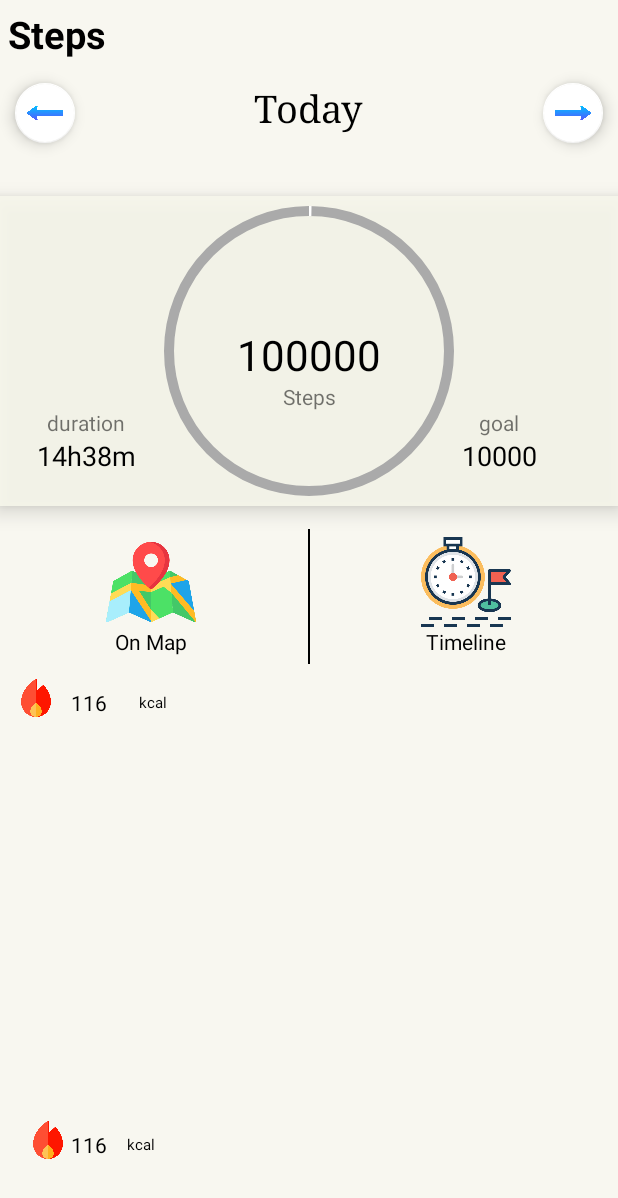
After one commit to Saket105/BeFit, an Android app: the fragment RunningDetails shown on its own in the app's theme, on a phone screen of 412 x 824 dp. The commit adds this screen. Shown: the top 1198 px of the screen. Run offline under Robolectric (Android 15) with nearby library versions, the phone set to English and light mode, and no system bars; Roboto replaces fonts that are not available here.

Commit message:
13th commit

```diff
--- a/app/build.gradle
+++ b/app/build.gradle
@@ -35,6 +35,7 @@ dependencies {
     implementation 'com.google.firebase:firebase-auth:16.0.5'
     implementation 'com.google.firebase:firebase-database:16.0.4'
     implementation project(path: ':mylibrary')
+    implementation 'androidx.legacy:legacy-support-v4:1.0.0'
     testImplementation 'junit:junit:4.12'
     androidTestImplementation 'androidx.test.ext:junit:1.1.2'
     androidTestImplementation 'androidx.test.espresso:espresso-core:3.3.0'
--- a/app/src/main/java/com/example/befit/MainActivity.java
+++ b/app/src/main/java/com/example/befit/MainActivity.java
@@ -5,7 +5,7 @@ import android.view.WindowManager;
 
 import com.example.befit.ui.DashboardFragment;
 import com.example.befit.ui.HomeFragment;
-import com.example.befit.ui.NotificationsFragment;
+import com.example.befit.ui.ProfileFragment;
 import com.ismaeldivita.chipnavigation.ChipNavigationBar;
 
 import androidx.appcompat.app.AppCompatActivity;
@@ -18,7 +18,7 @@ public class MainActivity extends AppCompatActivity {
     @Override
     protected void onCreate(Bundle savedInstanceState) {
         super.onCreate(savedInstanceState);
-        getWindow().setFlags(WindowManager.LayoutParams.FLAG_FULLSCREEN,WindowManager.LayoutParams.FLAG_FULLSCREEN);
+        //getWindow().setFlags(WindowManager.LayoutParams.FLAG_FULLSCREEN,WindowManager.LayoutParams.FLAG_FULLSCREEN);
         setContentView(R.layout.activity_main);
 
         chipNavigationBar = findViewById(R.id.nav_view);
@@ -43,7 +43,7 @@ public class MainActivity extends AppCompatActivity {
                         break;
 
                     case R.id.navigation_notifications:
-                        fragment = new NotificationsFragment();
+                        fragment = new ProfileFragment();
                         break;
                 }
                 getSupportFragmentManager().beginTransaction().replace(R.id.fragment_container,fragment).commit();
--- a/app/src/main/java/com/example/befit/ui/NotificationsFragment.java
+++ b/app/src/main/java/com/example/befit/ui/ProfileFragment.java
@@ -20,7 +20,7 @@ import com.example.befit.R;
 import com.google.firebase.auth.FirebaseAuth;
 import com.google.firebase.auth.FirebaseUser;
 
-public class NotificationsFragment extends Fragment {
+public class ProfileFragment extends Fragment {
 
     Button logout;
     FirebaseAuth mAuth;
--- /dev/null
+++ b/app/src/main/java/com/example/befit/ui/RunningDetails.java
@@ -0,0 +1,21 @@
+package com.example.befit.ui;
+
+import android.os.Bundle;
+
+import androidx.fragment.app.Fragment;
+
+import android.view.LayoutInflater;
+import android.view.View;
+import android.view.ViewGroup;
+
+import com.example.befit.R;
+
+public class RunningDetails extends Fragment {
+
+    @Override
+    public View onCreateView(LayoutInflater inflater, ViewGroup container,
+                             Bundle savedInstanceState) {
+        // Inflate the layout for this fragment
+        return inflater.inflate(R.layout.fragment_running_details, container, false);
+    }
+}
--- a/app/src/main/res/layout/fragment_home.xml
+++ b/app/src/main/res/layout/fragment_home.xml
@@ -4,7 +4,7 @@
     xmlns:tools="http://schemas.android.com/tools"
     android:layout_width="match_parent"
     android:layout_height="match_parent"
-    android:background="#F8F7EC"
+    android:background="#A6F8F7EC"
     tools:context=".ui.HomeFragment">
 
     <TextView
--- a/app/src/main/res/layout/fragment_notifications.xml
+++ b/app/src/main/res/layout/fragment_notifications.xml
@@ -5,7 +5,7 @@
     android:layout_width="match_parent"
     android:layout_height="match_parent"
     android:background="#FFCBDD"
-    tools:context=".ui.NotificationsFragment">
+    tools:context=".ui.ProfileFragment">
 
     <Button
         android:id="@+id/logout"
--- /dev/null
+++ b/app/src/main/res/layout/fragment_running_details.xml
@@ -0,0 +1,304 @@
+<?xml version="1.0" encoding="utf-8"?>
+<RelativeLayout xmlns:android="http://schemas.android.com/apk/res/android"
+    xmlns:tools="http://schemas.android.com/tools"
+    android:layout_width="match_parent"
+    android:layout_height="match_parent"
+    android:background="#B2F8F7EC"
+    xmlns:app="http://schemas.android.com/apk/res-auto"
+    tools:context=".ui.RunningDetails">
+
+    <TextView
+        android:id="@+id/running_tv"
+        android:layout_width="match_parent"
+        android:layout_height="wrap_content"
+        android:textSize="25sp"
+        android:textColor="#000"
+        android:padding="5dp"
+        android:textStyle="bold"
+        android:text="Steps"/>
+
+    <RelativeLayout
+        android:id="@+id/relative_today"
+        android:layout_width="match_parent"
+        android:layout_height="wrap_content"
+        android:layout_below="@+id/running_tv">
+        <com.google.android.material.floatingactionbutton.FloatingActionButton
+            android:layout_width="60dp"
+            android:layout_height="60dp"
+            app:backgroundTint="#fff"
+            android:layout_margin="10dp"
+            android:layout_alignParentRight="true"
+            app:fabSize="mini"
+            android:src="@drawable/rightarrow"/>
+
+        <com.google.android.material.floatingactionbutton.FloatingActionButton
+            android:layout_width="60dp"
+            android:layout_height="60dp"
+            app:backgroundTint="#fff"
+            android:layout_margin="10dp"
+            app:fabSize="mini"
+            android:layout_alignParentLeft="true"
+            android:src="@drawable/left_arrow"/>
+
+        <TextView
+            android:layout_width="wrap_content"
+            android:layout_height="wrap_content"
+            android:text="Today"
+            android:textSize="25sp"
+            android:fontFamily="serif"
+            android:textColor="#000"
+            android:layout_marginTop="10dp"
+            android:layout_centerHorizontal="true"
+            android:gravity="center"/>
+    </RelativeLayout>
+
+    <androidx.constraintlayout.widget.ConstraintLayout
+        android:id="@+id/running_constraint"
+        android:layout_width="match_parent"
+        android:layout_height="wrap_content"
+        android:layout_marginTop="25dp"
+        android:elevation="8dp"
+        android:background="#E2F8F7EC"
+        android:layout_below="@+id/relative_today">
+
+        <com.example.mylibrary.SpeedoMeterLayout
+            android:id="@+id/speedoMeterLayout"
+            android:layout_width="match_parent"
+            android:layout_height="200dp"
+            android:layout_margin="3dp"
+            android:elevation="8dp"
+            android:padding="3dp"
+            android:rotation="-90"
+            app:layout_constraintBottom_toBottomOf="parent"
+            app:layout_constraintEnd_toEndOf="parent"
+            app:layout_constraintStart_toStartOf="parent"
+            app:layout_constraintTop_toTopOf="parent"
+            app:layout_constraintVertical_bias="0.0" />
+
+        <TextView
+            android:id="@+id/textView6"
+            android:layout_width="112dp"
+            android:layout_height="37dp"
+            android:gravity="center"
+            android:text="100000"
+            android:textColor="#000"
+            android:textSize="28sp"
+            android:textStyle="normal"
+            app:layout_constraintBottom_toBottomOf="parent"
+            app:layout_constraintEnd_toEndOf="parent"
+            app:layout_constraintStart_toStartOf="parent"
+            app:layout_constraintTop_toTopOf="@+id/speedoMeterLayout" />
+
+        <TextView
+            android:id="@+id/textView7"
+            android:layout_width="wrap_content"
+            android:layout_height="wrap_content"
+            android:layout_marginStart="28dp"
+            android:text="duration"
+            app:layout_constraintBottom_toBottomOf="@+id/speedoMeterLayout"
+            app:layout_constraintStart_toStartOf="@+id/speedoMeterLayout"
+            app:layout_constraintTop_toBottomOf="@+id/textView6"
+            app:layout_constraintVertical_bias="0.295" />
+
+        <TextView
+            android:id="@+id/textView8"
+            android:layout_width="wrap_content"
+            android:layout_height="wrap_content"
+            android:text="14h38m"
+            android:textSize="18sp"
+            android:textColor="#000"
+            app:layout_constraintEnd_toEndOf="@+id/textView7"
+            app:layout_constraintStart_toStartOf="@+id/textView7"
+            app:layout_constraintTop_toBottomOf="@+id/textView7" />
+
+        <TextView
+            android:id="@+id/textView9"
+            android:layout_width="wrap_content"
+            android:layout_height="wrap_content"
+            android:layout_marginStart="236dp"
+            android:text="goal"
+            app:layout_constraintBottom_toBottomOf="@+id/textView7"
+            app:layout_constraintStart_toEndOf="@+id/textView7"
+            app:layout_constraintTop_toTopOf="@+id/textView7"
+            app:layout_constraintVertical_bias="1.0" />
+
+        <TextView
+            android:id="@+id/textView10"
+            android:layout_width="wrap_content"
+            android:layout_height="wrap_content"
+            android:text="10000"
+            android:textSize="18sp"
+            android:textColor="#000"
+            app:layout_constraintEnd_toEndOf="@+id/textView9"
+            app:layout_constraintStart_toStartOf="@+id/textView9"
+            app:layout_constraintTop_toBottomOf="@+id/textView9" />
+
+        <TextView
+            android:id="@+id/textView11"
+            android:layout_width="wrap_content"
+            android:layout_height="wrap_content"
+            android:text="Steps"
+            app:layout_constraintEnd_toEndOf="@+id/textView6"
+            app:layout_constraintStart_toStartOf="@+id/textView6"
+            app:layout_constraintTop_toBottomOf="@+id/textView6" />
+    </androidx.constraintlayout.widget.ConstraintLayout>
+
+    <LinearLayout
+        android:id="@+id/container"
+        android:layout_width="match_parent"
+        android:layout_height="wrap_content"
+        android:layout_below="@+id/running_constraint"
+        android:layout_marginTop="15dp"
+        android:orientation="horizontal">
+
+        <LinearLayout
+            android:layout_width="0dp"
+            android:layout_height="wrap_content"
+            android:gravity="center"
+            android:layout_weight="1"
+            android:layout_marginRight="3dp"
+            android:padding="5dp"
+            android:orientation="vertical">
+            <ImageView
+                android:layout_width="60dp"
+                android:layout_height="60dp"
+                android:src="@drawable/map"
+                android:layout_marginHorizontal="5dp"/>
+            <TextView
+                android:layout_width="match_parent"
+                android:layout_height="wrap_content"
+                android:text="On Map"
+                android:gravity='center'
+                android:textColor="#000"
+                android:layout_marginHorizontal="15dp"
+                android:layout_gravity="top"/>
+        </LinearLayout>
+
+        <View
+            android:layout_width="1dp"
+            android:layout_height="match_parent"
+            android:background="#000"/>
+
+        <LinearLayout
+            android:layout_width="0dp"
+            android:layout_height="wrap_content"
+            android:layout_weight="1"
+            android:gravity="center"
+            android:padding="5dp"
+            android:layout_marginLeft="3dp"
+            android:orientation="vertical">
+            <ImageView
+                android:layout_width="60dp"
+                android:layout_height="60dp"
+                android:src="@drawable/timeline"
+                android:layout_marginHorizontal="5dp"/>
+            <TextView
+                android:layout_width="match_parent"
+                android:layout_height="wrap_content"
+                android:text="Timeline"
+                android:gravity="center"
+                android:textColor="#000"
+                android:layout_marginHorizontal="15dp"
+                android:layout_gravity="top"/>
+        </LinearLayout>
+
+    </LinearLayout>
+
+    <androidx.constraintlayout.widget.ConstraintLayout
+        android:layout_width="match_parent"
+        android:layout_height="match_parent"
+        android:layout_below="@+id/container"
+        android:layout_marginTop="3dp">
+
+        <androidx.constraintlayout.widget.ConstraintLayout
+            android:id="@+id/constraintLayout"
+            android:layout_width="90dp"
+            android:layout_height="40dp"
+            android:layout_marginStart="16dp"
+            android:layout_marginBottom="44dp"
+            app:layout_constraintBottom_toBottomOf="parent"
+            app:layout_constraintStart_toStartOf="parent">
+
+            <ImageView
+                android:id="@+id/imageView2"
+                android:layout_width="25dp"
+                android:layout_height="25dp"
+                android:src="@drawable/calories"
+                app:layout_constraintBottom_toBottomOf="parent"
+                app:layout_constraintEnd_toStartOf="@+id/textView12"
+                app:layout_constraintStart_toStartOf="parent"
+                app:layout_constraintTop_toTopOf="parent" />
+
+            <TextView
+                android:id="@+id/textView12"
+                android:layout_width="wrap_content"
+                android:layout_height="wrap_content"
+                android:layout_marginEnd="7dp"
+                android:text="116"
+                android:textColor="#000"
+                app:layout_constraintBottom_toBottomOf="@+id/imageView2"
+                app:layout_constraintEnd_toStartOf="@+id/textView13"
+                app:layout_constraintStart_toEndOf="@+id/imageView2"
+                app:layout_constraintTop_toTopOf="@+id/imageView2"
+                app:layout_constraintVertical_bias="1.0" />
+
+            <TextView
+                android:id="@+id/textView13"
+                android:layout_width="wrap_content"
+                android:layout_height="wrap_content"
+                android:gravity="bottom"
+                android:text=" kcal"
+                android:textColor="#000"
+                android:textSize="10sp"
+                app:layout_constraintBottom_toBottomOf="@+id/textView12"
+                app:layout_constraintEnd_toEndOf="parent"
+                app:layout_constraintStart_toEndOf="@+id/textView12"
+                app:layout_constraintTop_toTopOf="@+id/textView12" />
+        </androidx.constraintlayout.widget.ConstraintLayout>
+
+        <androidx.constraintlayout.widget.ConstraintLayout
+            android:layout_width="122dp"
+            android:layout_height="38dp"
+            tools:layout_editor_absoluteX="160dp"
+            tools:layout_editor_absoluteY="205dp">
+
+            <ImageView
+                android:id="@+id/imageView21"
+                android:layout_width="25dp"
+                android:layout_height="25dp"
+                android:src="@drawable/calories"
+                app:layout_constraintBottom_toBottomOf="parent"
+                app:layout_constraintEnd_toStartOf="@+id/textView102"
+                app:layout_constraintStart_toStartOf="parent"
+                app:layout_constraintTop_toTopOf="parent" />
+
+            <TextView
+                android:id="@+id/textView102"
+                android:layout_width="wrap_content"
+                android:layout_height="wrap_content"
+                android:layout_marginEnd="7dp"
+                android:text="116"
+                android:textColor="#000"
+                app:layout_constraintBottom_toBottomOf="@+id/imageView21"
+                app:layout_constraintEnd_toStartOf="@+id/textView103"
+                app:layout_constraintStart_toEndOf="@+id/imageView21"
+                app:layout_constraintTop_toTopOf="@+id/imageView21"
+                app:layout_constraintVertical_bias="1.0" />
+
+            <TextView
+                android:id="@+id/textView103"
+                android:layout_width="wrap_content"
+                android:layout_height="wrap_content"
+                android:gravity="bottom"
+                android:text=" kcal"
+                android:textColor="#000"
+                android:textSize="10sp"
+                app:layout_constraintBottom_toBottomOf="@+id/textView102"
+                app:layout_constraintEnd_toEndOf="parent"
+                app:layout_constraintStart_toEndOf="@+id/textView102"
+                app:layout_constraintTop_toTopOf="@+id/textView102" />
+        </androidx.constraintlayout.widget.ConstraintLayout>
+    </androidx.constraintlayout.widget.ConstraintLayout>
+
+
+</RelativeLayout>
--- a/app/src/main/res/navigation/mobile_navigation.xml
+++ b/app/src/main/res/navigation/mobile_navigation.xml
@@ -18,7 +18,7 @@
 
     <fragment
         android:id="@+id/navigation_notifications"
-        android:name="com.example.befit.ui.NotificationsFragment"
+        android:name="com.example.befit.ui.ProfileFragment"
         android:label="@string/title_notifications"
         tools:layout="@layout/fragment_notifications" />
 </navigation>
--- a/app/src/main/res/values/strings.xml
+++ b/app/src/main/res/values/strings.xml
@@ -3,4 +3,6 @@
     <string name="title_home">Home</string>
     <string name="title_dashboard">Dashboard</string>
     <string name="title_notifications">Notifications</string>
+    <!-- TODO: Remove or change this placeholder text -->
+    <string name="hello_blank_fragment">Hello blank fragment</string>
 </resources>
```
Also changed, not shown: app/src/main/res/drawable/calories.png (added), app/src/main/res/drawable/location_pin.png (added), app/src/main/res/drawable/map.png (added), app/src/main/res/drawable/timeline.png (added).
